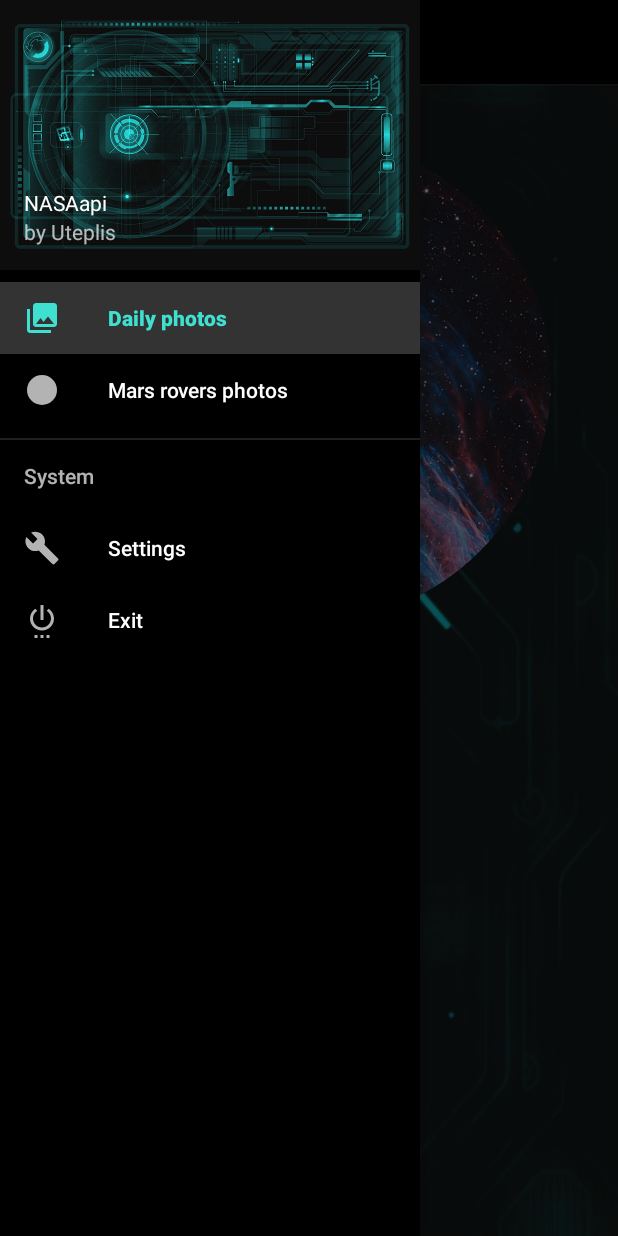
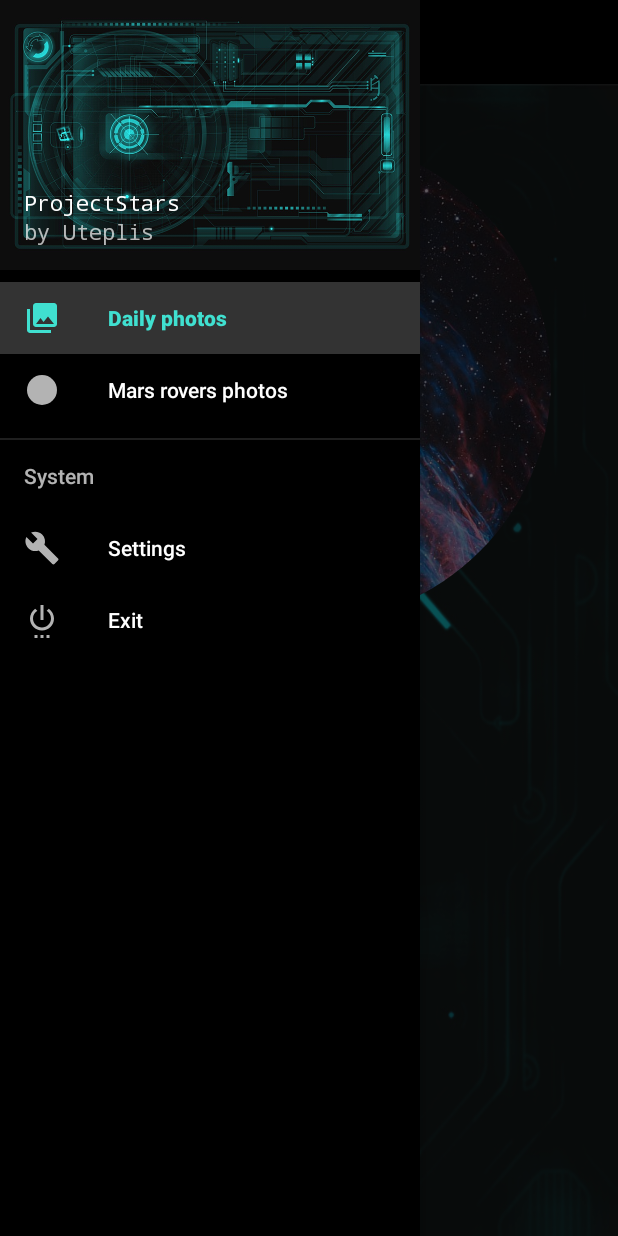
Before and after one commit to VladislavTitov/NASAapi, an Android app: the screen it shows after launch (MainActivity), with the side drawer open, on a phone screen of 412 x 824 dp. Run offline under Robolectric (Android 15) with nearby library versions, the phone set to English and light mode, and no system bars; our stand-ins replace CircleImageView, Picasso; pictures from the network do not load.

Commit message:
update nav_header

```diff
--- a/app/src/main/res/layout/main_nav_header_navigation.xml
+++ b/app/src/main/res/layout/main_nav_header_navigation.xml
@@ -18,12 +18,14 @@
         android:layout_width="match_parent"
         android:layout_height="wrap_content"
         android:paddingTop="@dimen/nav_header_vertical_spacing"
-        android:text="NASAapi"
+        android:text="ProjectStars"
+        android:typeface="monospace"
         android:textAppearance="@style/TextAppearance.AppCompat.Body1" />
 
     <TextView
         android:layout_width="wrap_content"
         android:layout_height="wrap_content"
+        android:typeface="monospace"
         android:text="by Uteplis" />
 
 
```
